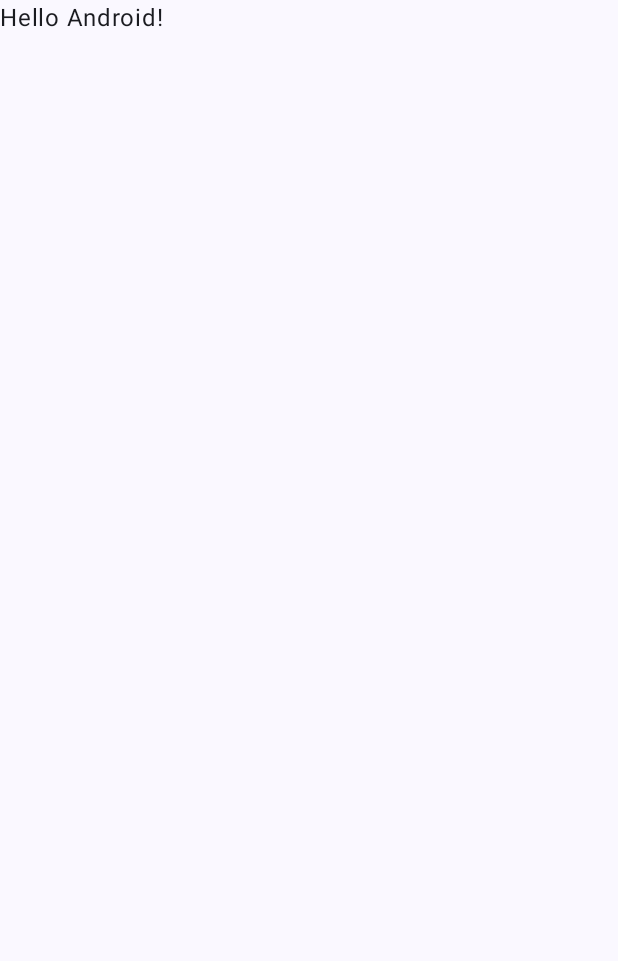
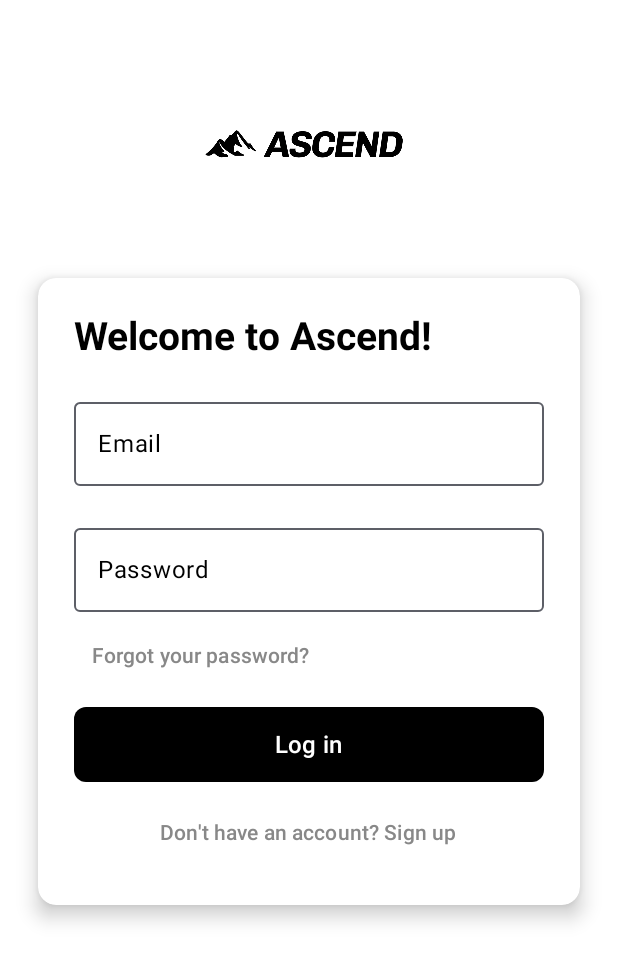
Before and after one commit to ASCEND-TFG/mobile-app, an Android app built with Jetpack Compose: the screen it shows after launch (MainActivity before the commit, LoginScreen after it), on a phone screen of 412 x 824 dp. Before the commit the part shown is almost empty. Shown: the top 961 px of the screen. Run offline under Robolectric (Android 15) with nearby library versions, the phone set to English and light mode, and no system bars.

Commit message:
Login screen

```diff
--- a/app/src/main/AndroidManifest.xml
+++ b/app/src/main/AndroidManifest.xml
@@ -13,7 +13,7 @@
         android:theme="@style/Theme.ASCEND"
         tools:targetApi="31">
         <activity
-            android:name=".MainActivity"
+            android:name=".ui.screens.LoginScreen"
             android:exported="true"
             android:label="@string/app_name"
             android:theme="@style/Theme.ASCEND">
--- a/app/src/main/java/com/jaime/ascend/MainActivity.kt
+++ /dev/null
@@ -1,47 +0,0 @@
-package com.jaime.ascend
-
-import android.os.Bundle
-import androidx.activity.ComponentActivity
-import androidx.activity.compose.setContent
-import androidx.activity.enableEdgeToEdge
-import androidx.compose.foundation.layout.fillMaxSize
-import androidx.compose.foundation.layout.padding
-import androidx.compose.material3.Scaffold
-import androidx.compose.material3.Text
-import androidx.compose.runtime.Composable
-import androidx.compose.ui.Modifier
-import androidx.compose.ui.tooling.preview.Preview
-import com.jaime.ascend.ui.theme.ASCENDTheme
-
-class MainActivity : ComponentActivity() {
-    override fun onCreate(savedInstanceState: Bundle?) {
-        super.onCreate(savedInstanceState)
-        enableEdgeToEdge()
-        setContent {
-            ASCENDTheme {
-                Scaffold(modifier = Modifier.fillMaxSize()) { innerPadding ->
-                    Greeting(
-                        name = "Android",
-                        modifier = Modifier.padding(innerPadding)
-                    )
-                }
-            }
-        }
-    }
-}
-
-@Composable
-fun Greeting(name: String, modifier: Modifier = Modifier) {
-    Text(
-        text = "Hello $name!",
-        modifier = modifier
-    )
-}
-
-@Preview(showBackground = true)
-@Composable
-fun GreetingPreview() {
-    ASCENDTheme {
-        Greeting("Android")
-    }
-}
--- /dev/null
+++ b/app/src/main/java/com/jaime/ascend/ui/screens/LoginScreen.kt
@@ -0,0 +1,160 @@
+package com.jaime.ascend.ui.screens
+
+import android.os.Bundle
+import androidx.activity.ComponentActivity
+import androidx.activity.compose.setContent
+import androidx.activity.enableEdgeToEdge
+import androidx.compose.foundation.Image
+import androidx.compose.foundation.background
+import androidx.compose.foundation.layout.*
+import androidx.compose.foundation.shape.RoundedCornerShape
+import androidx.compose.material3.*
+import androidx.compose.runtime.*
+import androidx.compose.ui.Alignment
+import androidx.compose.ui.Modifier
+import androidx.compose.ui.draw.clip
+import androidx.compose.ui.draw.shadow
+import androidx.compose.ui.graphics.Color
+import androidx.compose.ui.res.painterResource
+import androidx.compose.ui.res.stringResource
+import androidx.compose.ui.text.TextStyle
+import androidx.compose.ui.text.font.FontWeight
+import androidx.compose.ui.text.input.PasswordVisualTransformation
+import androidx.compose.ui.text.input.TextFieldValue
+import androidx.compose.ui.tooling.preview.Preview
+import androidx.compose.ui.unit.dp
+import androidx.compose.ui.unit.sp
+import com.jaime.ascend.R
+import com.jaime.ascend.ui.theme.ASCENDTheme
+
+class LoginScreen : ComponentActivity() {
+    override fun onCreate(savedInstanceState: Bundle?) {
+        super.onCreate(savedInstanceState)
+        enableEdgeToEdge()
+        setContent {
+            ASCENDTheme {
+                Scaffold(
+                    modifier = Modifier.fillMaxSize(),
+                    containerColor = Color.White
+                ) { innerPadding ->
+                    Column(
+                        modifier = Modifier
+                            .fillMaxWidth()
+                            .padding(innerPadding),
+                        horizontalAlignment = Alignment.CenterHorizontally
+                    ) {
+                        LoginContent()
+                    }
+                }
+
+            }
+        }
+    }
+}
+
+@OptIn(ExperimentalMaterial3Api::class)
+@Composable
+fun LoginContent() {
+    var email by remember { mutableStateOf(TextFieldValue("")) }
+    var password by remember { mutableStateOf(TextFieldValue("")) }
+
+    Column(
+        horizontalAlignment = Alignment.CenterHorizontally,
+        modifier = Modifier.padding(25.dp)
+    ) {
+        Image(
+            painter = painterResource(id = R.drawable.ascend_logo),
+            contentDescription = "Ascend Logo",
+            modifier = Modifier.size(140.dp)
+        )
+
+        Spacer(modifier = Modifier.height(20.dp))
+
+        Box(
+            modifier = Modifier
+                .fillMaxWidth()
+                .shadow(8.dp, RoundedCornerShape(12.dp))
+                .clip(RoundedCornerShape(12.dp))
+                .background(Color.White)
+                .padding(24.dp)
+        ) {
+            Column(horizontalAlignment = Alignment.CenterHorizontally) {
+
+                Box(modifier = Modifier.align(Alignment.Start)) {
+                    Text(
+                        text = stringResource(id = R.string.welcome_text),
+                        style = TextStyle(
+                            fontSize = 26.sp,
+                            fontWeight = FontWeight.Bold,
+                            color = Color.Black
+                        )
+                    )
+                }
+
+                Spacer(modifier = Modifier.height(20.dp))
+
+                OutlinedTextField(
+                    value = email,
+                    onValueChange = { email = it },
+                    placeholder = { Text(stringResource(id = R.string.email_hint), color = Color.Gray) },
+                    label = { Text(stringResource(id = R.string.email_label), color = Color.Black) },
+                    textStyle = TextStyle(color = Color.Black),
+                    colors = TextFieldDefaults.outlinedTextFieldColors(
+                        focusedBorderColor = Color.Black
+                    ),
+                    modifier = Modifier.fillMaxWidth()
+                )
+
+                Spacer(modifier = Modifier.height(20.dp))
+
+                OutlinedTextField(
+                    value = password,
+                    onValueChange = { password = it },
+                    placeholder = { Text(stringResource(id = R.string.password_hint), color = Color.Gray) },
+                    label = { Text(stringResource(id = R.string.password_label), color = Color.Black) },
+                    textStyle = TextStyle(color = Color.Black),
+                    visualTransformation = PasswordVisualTransformation(),
+                    colors = TextFieldDefaults.outlinedTextFieldColors(
+                        focusedBorderColor = Color.Black,
+                    ),
+                    modifier = Modifier.fillMaxWidth()
+                )
+
+                Spacer(modifier = Modifier.height(5.dp))
+
+                Box(modifier = Modifier.align(Alignment.Start)) {
+                    TextButton(onClick = { /*Todo - Navegar a recuperar contraseña*/ }) {
+                        Text(stringResource(id = R.string.forgot_password), color = Color.Gray, fontSize = 14.sp)
+                    }
+                }
+
+                Spacer(modifier = Modifier.height(10.dp))
+
+                Button(
+                    onClick = { /*Todo - Manejar login*/ },
+                    colors = ButtonDefaults.buttonColors(containerColor = Color.Black),
+                    shape = RoundedCornerShape(8.dp),
+                    modifier = Modifier
+                        .fillMaxWidth()
+                        .height(50.dp)
+                ) {
+                    Text(stringResource(id = R.string.login_button), color = Color.White, fontSize = 16.sp)
+                }
+
+                Spacer(modifier = Modifier.height(10.dp))
+
+                TextButton(onClick = { /*Todo - Navegar a registro*/ }) {
+                    Text(stringResource(id = R.string.signup_prompt), color = Color.Gray, fontSize = 14.sp)
+                }
+            }
+        }
+    }
+}
+
+@Preview(showBackground = true)
+@Composable
+fun LoginScreenPreview() {
+    ASCENDTheme {
+        LoginContent()
+    }
+}
--- a/app/src/main/res/values/strings.xml
+++ b/app/src/main/res/values/strings.xml
@@ -1,3 +1,11 @@
 <resources>
     <string name="app_name">ASCEND</string>
+    <string name="welcome_text">Welcome to Ascend!</string>
+    <string name="email_hint">Enter your email</string>
+    <string name="email_label">Email</string>
+    <string name="password_hint">Enter your password</string>
+    <string name="password_label">Password</string>
+    <string name="forgot_password">Forgot your password?</string>
+    <string name="login_button">Log in</string>
+    <string name="signup_prompt">Don\'t have an account? Sign up</string>
 </resources>
```
Also changed, not shown: app/src/main/res/drawable/ascend_logo.png (added), 1 other file.
